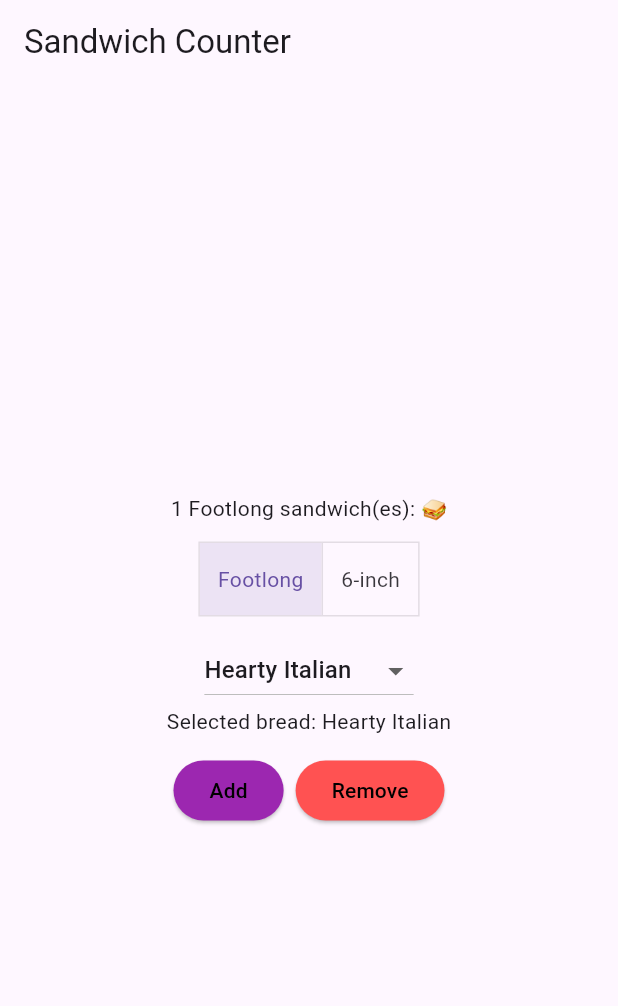
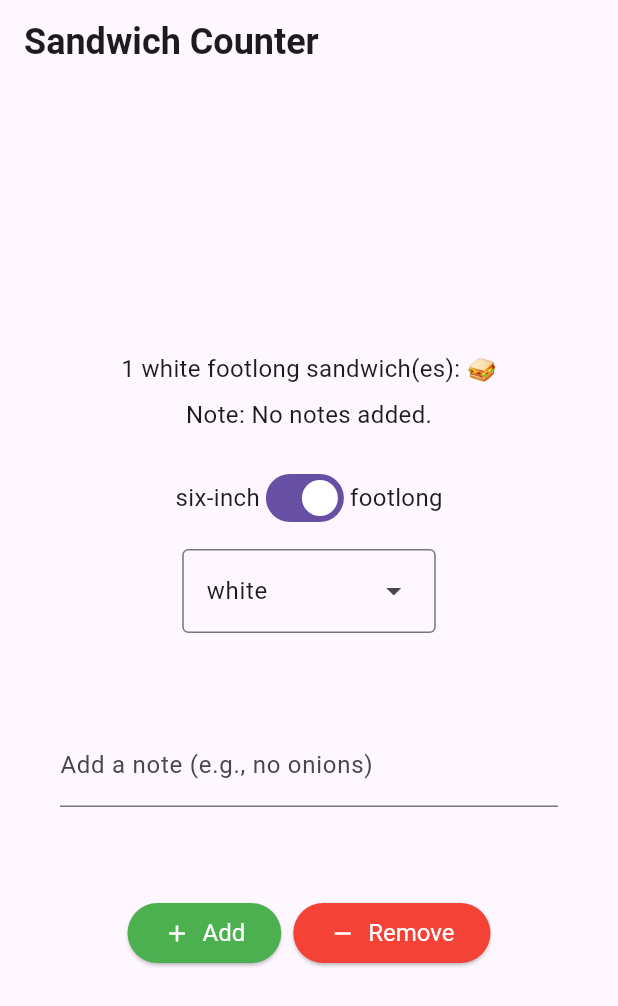
Before and after one commit to ImNotGood69/flutter_attempt, a Flutter app: the screen it shows after launch, after a tap on "Add", on a phone screen of 412 x 824 dp. Shown: the top 1006 px of the screen. Run offline on Flutter 3.47's test engine with Material 3 defaults, Android fonts, the phone set to English and light mode, and no system bars.

Commit message:
updated the code accordingly to have branch 4

```diff
--- /dev/null
+++ b/lib/app_styles.dart
@@ -0,0 +1,10 @@
+import 'package:flutter/material.dart';
+
+const TextStyle normalText = TextStyle(
+  fontSize: 16,
+);
+
+const heading1 = TextStyle(
+  fontSize: 24,
+  fontWeight: FontWeight.bold,
+);
--- a/lib/main.dart
+++ b/lib/main.dart
@@ -1,4 +1,7 @@
 import 'package:flutter/material.dart';
+import 'app_styles.dart';
+
+enum BreadType { white, wheat, wholemeal }
 
 void main() {
   runApp(const App());
@@ -18,7 +21,9 @@ class App extends StatelessWidget {
 
 class OrderScreen extends StatefulWidget {
   final int maxQuantity;
+
   const OrderScreen({super.key, this.maxQuantity = 10});
+
   @override
   State<OrderScreen> createState() {
     return _OrderScreenState();
@@ -27,83 +32,133 @@ class OrderScreen extends StatefulWidget {
 
 class _OrderScreenState extends State<OrderScreen> {
   int _quantity = 0;
+  final TextEditingController _notesController = TextEditingController();
   bool _isFootlong = true;
-  // selected bread
-  BreadType _selectedBread = BreadType.heartyItalian;
-  void _increaseQuantity() {
+  BreadType _selectedBreadType = BreadType.white;
+
+  @override
+  void initState() {
+    super.initState();
+    _notesController.addListener(() {
+      setState(() {});
+    });
+  }
+
+  @override
+  void dispose() {
+    _notesController.dispose();
+    super.dispose();
+  }
+
+  VoidCallback? _getIncreaseCallback() {
     if (_quantity < widget.maxQuantity) {
-      setState(() => _quantity++);
+      return () {
+        setState(() => _quantity++);
+      };
+    }
+    return null;
+  }
+
+  VoidCallback? _getDecreaseCallback() {
+    if (_quantity > 0) {
+      return () {
+        setState(() => _quantity--);
+      };
+    }
+    return null;
+  }
+
+  void _onSandwichTypeChanged(bool value) {
+    setState(() => _isFootlong = value);
+  }
+
+  void _onBreadTypeSelected(BreadType? value) {
+    if (value != null) {
+      setState(() => _selectedBreadType = value);
     }
   }
 
-  void _decreaseQuantity() {
-    if (_quantity > 0) {
-      setState(() => _quantity--);
+  List<DropdownMenuEntry<BreadType>> _buildDropdownEntries() {
+    List<DropdownMenuEntry<BreadType>> entries = [];
+    for (BreadType bread in BreadType.values) {
+      DropdownMenuEntry<BreadType> newEntry = DropdownMenuEntry<BreadType>(
+        value: bread,
+        label: bread.name,
+      );
+      entries.add(newEntry);
     }
+    return entries;
   }
 
   @override
   Widget build(BuildContext context) {
+    String sandwichType = 'footlong';
+    if (!_isFootlong) {
+      sandwichType = 'six-inch';
+    }
+
+    String noteForDisplay;
+    if (_notesController.text.isEmpty) {
+      noteForDisplay = 'No notes added.';
+    } else {
+      noteForDisplay = _notesController.text;
+    }
+
     return Scaffold(
-      appBar: AppBar(title: const Text('Sandwich Counter')),
+      appBar: AppBar(title: const Text('Sandwich Counter', style: heading1)),
       body: Center(
         child: Column(
           mainAxisAlignment: MainAxisAlignment.center,
           children: <Widget>[
-            // show currently selected size in the display
-            OrderItemDisplay(_quantity, _isFootlong ? 'Footlong' : 'Six-inch'),
-            const SizedBox(height: 12),
-            // size selector
-            ToggleButtons(
-              isSelected: [_isFootlong, !_isFootlong],
-              onPressed: (index) => setState(() => _isFootlong = index == 0),
-              children: const [
-                Padding(
-                  padding: EdgeInsets.symmetric(horizontal: 12),
-                  child: Text('Footlong'),
-                ),
-                Padding(
-                  padding: EdgeInsets.symmetric(horizontal: 12),
-                  child: Text('6-inch'),
-                ),
-              ],
+            OrderItemDisplay(
+              quantity: _quantity,
+              itemType: sandwichType,
+              breadType: _selectedBreadType,
+              orderNote: noteForDisplay,
             ),
-            const SizedBox(height: 12),
-            // bread selector using the enum
-            DropdownButton<BreadType>(
-              value: _selectedBread,
-              onChanged: (BreadType? newValue) {
-                if (newValue == null) return;
-                setState(() => _selectedBread = newValue);
-              },
-              items: BreadType.values.map((b) {
-                return DropdownMenuItem(value: b, child: Text(b.label));
-              }).toList(),
-            ),
-            // optional: show selected bread in text
-            Text('Selected bread: ${_selectedBread.label}'),
-            const SizedBox(height: 12),
+            const SizedBox(height: 20),
             Row(
               mainAxisAlignment: MainAxisAlignment.center,
               children: [
-                ElevatedButton(
-                  onPressed: _quantity < widget.maxQuantity
-                      ? _increaseQuantity
-                      : null,
-                  style: ElevatedButton.styleFrom(
-                    backgroundColor: Colors.purple,
-                    foregroundColor: Colors.black,
-                  ),
-                  child: const Text('Add'),
+                const Text('six-inch', style: normalText),
+                Switch(value: _isFootlong, onChanged: _onSandwichTypeChanged),
+                const Text('footlong', style: normalText),
+              ],
+            ),
+            const SizedBox(height: 10),
+            DropdownMenu<BreadType>(
+              textStyle: normalText,
+              initialSelection: _selectedBreadType,
+              onSelected: _onBreadTypeSelected,
+              dropdownMenuEntries: _buildDropdownEntries(),
+            ),
+            const SizedBox(height: 20),
+            Padding(
+              padding: const EdgeInsets.all(40.0),
+              child: TextField(
+                key: const Key('notes_textfield'),
+                controller: _notesController,
+                decoration: const InputDecoration(
+                  labelText: 'Add a note (e.g., no onions)',
+                ),
+              ),
+            ),
+            const SizedBox(height: 20),
+            Row(
+              mainAxisAlignment: MainAxisAlignment.center,
+              children: [
+                StyledButton(
+                  onPressed: _getIncreaseCallback(),
+                  icon: Icons.add,
+                  label: 'Add',
+                  backgroundColor: Colors.green,
                 ),
                 const SizedBox(width: 8),
-                ElevatedButton(
-                  onPressed: _quantity > 0 ? _decreaseQuantity : null,
-                  style: ElevatedButton.styleFrom(
-                    backgroundColor: Colors.redAccent,
-                    foregroundColor: Colors.black,
-                  ),
-                  child: const Text('Remove'),
+                StyledButton(
+                  onPressed: _getDecreaseCallback(),
+                  icon: Icons.remove,
+                  label: 'Remove',
+                  backgroundColor: Colors.red,
                 ),
               ],
             ),
@@ -114,183 +169,61 @@ class _OrderScreenState extends State<OrderScreen> {
   }
 }
 
-class OrderItemDisplay extends StatelessWidget {
-  final String itemType;
-  final int quantity;
+class StyledButton extends StatelessWidget {
+  final VoidCallback? onPressed;
+  final IconData icon;
+  final String label;
+  final Color backgroundColor;
 
-  const OrderItemDisplay(this.quantity, this.itemType, {super.key});
+  const StyledButton({
+    super.key,
+    required this.onPressed,
+    required this.icon,
+    required this.label,
+    required this.backgroundColor,
+  });
+
   @override
   Widget build(BuildContext context) {
-    return Text('$quantity $itemType sandwich(es): ${'🥪' * quantity}');
+    ButtonStyle myButtonStyle = ElevatedButton.styleFrom(
+      backgroundColor: backgroundColor,
+      foregroundColor: Colors.white,
+      textStyle: normalText,
+    );
+
+    return ElevatedButton(
+      onPressed: onPressed,
+      style: myButtonStyle,
+      child: Row(children: [Icon(icon), const SizedBox(width: 8), Text(label)]),
+    );
   }
 }
 
-// add this enum and a helper extension for display labels
-enum BreadType { heartyItalian, honeyAndOat, wholemeal, garlicAndCheese }
+class OrderItemDisplay extends StatelessWidget {
+  final int quantity;
+  final String itemType;
+  final BreadType breadType;
+  final String orderNote;
 
-extension BreadTypeLabel on BreadType {
-  String get label {
-    switch (this) {
-      case BreadType.heartyItalian:
-        return 'Hearty Italian';
-      case BreadType.honeyAndOat:
-        return 'Honey & Oat';
-      case BreadType.wholemeal:
-        return 'Wholemeal';
-      case BreadType.garlicAndCheese:
-        return 'Garlic & Cheese';
-    }
+  const OrderItemDisplay({
+    super.key,
+    required this.quantity,
+    required this.itemType,
+    required this.breadType,
+    required this.orderNote,
+  });
+
+  @override
+  Widget build(BuildContext context) {
+    String displayText =
+        '$quantity ${breadType.name} $itemType sandwich(es): ${'🥪' * quantity}';
+
+    return Column(
+      children: [
+        Text(displayText, style: normalText),
+        const SizedBox(height: 8),
+        Text('Note: $orderNote', style: normalText),
+      ],
+    );
   }
 }
-
-//   runApp(const App());
-// }
-
-// class App extends StatelessWidget {
-//   const App({super.key});
-//   @override
-//   Widget build(BuildContext context) {
-//     return MaterialApp(
-//       title: 'sandwich shop app',
-//       home: Scaffold(
-//         appBar: AppBar(title: const Text('Sandwich Counter')),
-
-//         // removed the Container; show three OrderItemDisplay widgets
-//         body: Padding(
-//           padding: const EdgeInsets.symmetric(horizontal: 16.0, vertical: 24.0),
-//           child: Row(
-//             mainAxisAlignment: MainAxisAlignment.spaceBetween,
-//             crossAxisAlignment: CrossAxisAlignment.center,
-//             children: const [
-//               OrderItemDisplay(3, 'BLT'), // left
-//               OrderItemDisplay(5, 'club'), // center
-//               OrderItemDisplay(2, 'veggie'), // right
-//             ],
-//           ),
-//         ),
-//       ),
-//     );
-//   }
-// }
-
-// class OrderItemDisplay extends StatelessWidget {
-//   final String itemType;
-//   final int quantity;
-//   const OrderItemDisplay(this.quantity, this.itemType, {super.key});
-//   @override
-//   Widget build(BuildContext context) {
-//     return Text('$quantity $itemType sandwich(es): ${'🥪' * quantity}');
-//   }
-// }
-
-// class MyApp extends StatelessWidget {
-//   const MyApp({super.key});
-
-//   // This widget is the root of your application.
-//   @override
-//   Widget build(BuildContext context) {
-//     return MaterialApp(
-//       title: 'Sandwich Shop App',
-//       theme: ThemeData(
-//         // This is the theme of your application.
-//         //
-//         // TRY THIS: Try running your application with "flutter run". You'll see
-//         // the application has a purple toolbar. Then, without quitting the app,
-//         // try changing the seedColor in the colorScheme below to Colors.green
-//         // and then invoke "hot reload" (save your changes or press the "hot
-//         // reload" button in a Flutter-supported IDE, or press "r" if you used
-//         // the command line to start the app).
-//         //
-//         // Notice that the counter didn't reset back to zero; the application
-//         // state is not lost during the reload. To reset the state, use hot
-//         // restart instead.
-//         //
-//         // This works for code too, not just values: Most code changes can be
-//         // tested with just a hot reload.
-//         colorScheme: ColorScheme.fromSeed(seedColor: Colors.deepPurple),
-//       ),
-//       home: const MyHomePage(title: 'Flutter Demo Home Page'),
-//     );
-//   }
-// }
-
-// class MyHomePage extends StatefulWidget {
-//   const MyHomePage({super.key, required this.title});
-
-//   // This widget is the home page of your application. It is stateful, meaning
-//   // that it has a State object (defined below) that contains fields that affect
-//   // how it looks.
-
-//   // This class is the configuration for the state. It holds the values (in this
-//   // case the title) provided by the parent (in this case the App widget) and
-//   // used by the build method of the State. Fields in a Widget subclass are
-//   // always marked "final".
-
-//   final String title;
-
-//   @override
-//   State<MyHomePage> createState() => _MyHomePageState();
-// }
-
-// class _MyHomePageState extends State<MyHomePage> {
-//   int _counter = 0;
-
-//   void _incrementCounter() {
-//     setState(() {
-//       // This call to setState tells the Flutter framework that something has
-//       // changed in this State, which causes it to rerun the build method below
-//       // so that the display can reflect the updated values. If we changed
-//       // _counter without calling setState(), then the build method would not be
-//       // called again, and so nothing would appear to happen.
-//       _counter++;
-//     });
-//   }
-
-//   @override
-//   Widget build(BuildContext context) {
-//     // This method is rerun every time setState is called, for instance as done
-//     // by the _incrementCounter method above.
-//     //
-//     // The Flutter framework has been optimized to make rerunning build methods
-//     // fast, so that you can just rebuild anything that needs updating rather
-//     // than having to individually change instances of widgets.
-//     return Scaffold(
-//       appBar: AppBar(
-//         // TRY THIS: Try changinnthe color here to a specific color (to
-//         // Colors.amber, perhaps?) and trigger a hot reload to see the AppBar
-//         // change color while the other colors stay the same.
-//         backgroundColor: Theme.of(context).colorScheme.inversePrimary,
-//         // Here we take the value from the MyHomePage object that was created by
-//         // the App.build method, and use it to set our appbar title.
-//         title: Text("My sandwich shop"),
-//       ),
-//       body: Center(
-//         // Center is a layout widget. It takes a single child and positions it
-//         // in the middle of the parent.
-//         child: Column(
-//     );    mainAxisAlignment: MainAxisAlignment.center,
-//   }       children: <Widget>[
-// }           const Text(
-//               'Welcome to my shop!',
-//               style: const TextStyle(
-//                 fontSize: 24,
-//                 fontWeight: FontWeight.bold,
-//                 color: Color.fromARGB(255, 0, 177, 241),
-//               ),
-//             ),
-//             const Text('You have pushed the button this many times:'),
-//             Text(
-//               '$_counter',
-//               style: Theme.of(context).textTheme.headlineMedium,
-//             ),
-//           ],
-//         ),
-//       ),
-//       floatingActionButton: FloatingActionButton(
-//         onPressed: _incrementCounter,
-//         tooltip: 'Increment',
-//         child: const Icon(Icons.add),
-//       ), // This trailing comma makes auto-formatting nicer for build methods.
-//     );
-//   }
-// }
```
